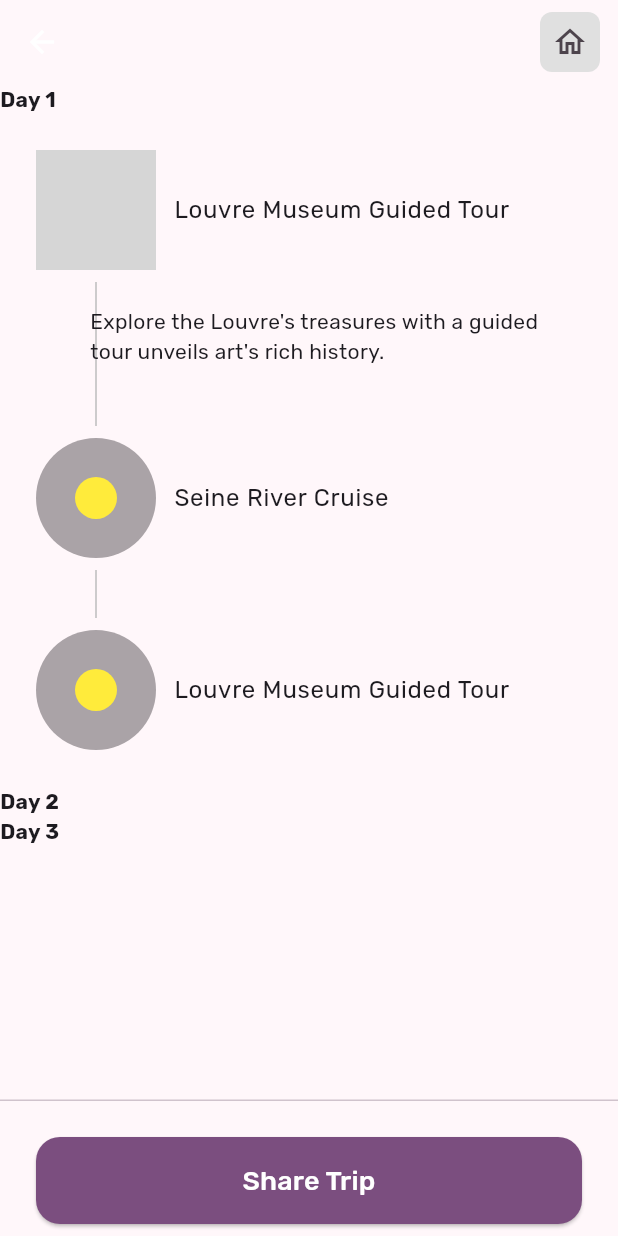
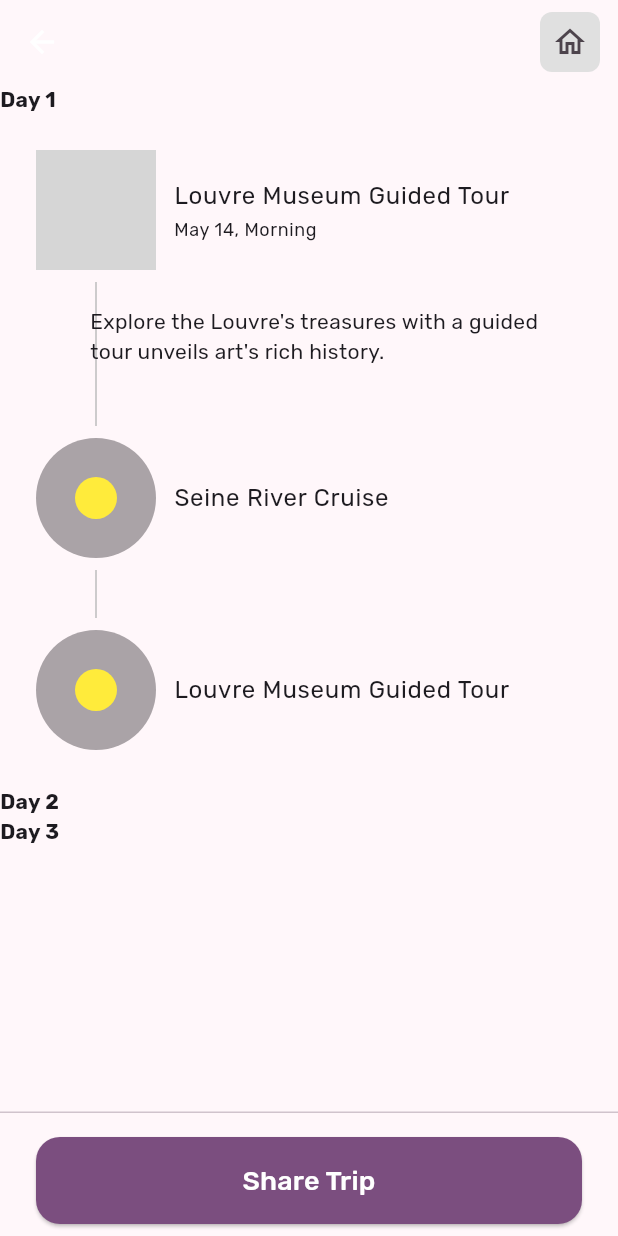
Before and after one commit to FirebaseExtended/compass-ai-travel-planning-sample-flutter, a Flutter app: the screen it shows after launch, swiped to page 4, on a phone screen of 412 x 824 dp. Run offline on Flutter 3.47's test engine with Material 3 defaults, Android fonts, the phone set to English and light mode, and no system bars; our stand-ins replace flutter_animate, google_fonts; network calls fail; grey boxes are pictures that could not be loaded.

Commit message:
tweaked some of the stepper icons

```diff
--- a/lib/screens/ai/detailed_itinerary.dart
+++ b/lib/screens/ai/detailed_itinerary.dart
@@ -23,7 +23,7 @@ class _DetailedItineraryState extends State<DetailedItinerary> {
             const DayTitle(title: 'Day 1'),
             Stepper(
               controlsBuilder: (context, details) {
-                return Container();
+                return const SizedBox.shrink();
               },
               stepIconWidth: 80,
               stepIconHeight: 80,
@@ -31,8 +31,8 @@ class _DetailedItineraryState extends State<DetailedItinerary> {
               stepIconBuilder: (stepIndex, stepState) {
                 if (stepIndex == activeStep) {
                   return Container(
-                    width: 100,
-                    height: 100,
+                    width: 80,
+                    height: 80,
                     decoration: const BoxDecoration(
                       borderRadius: BorderRadius.all(
                         Radius.circular(4),
@@ -45,7 +45,6 @@ class _DetailedItineraryState extends State<DetailedItinerary> {
                     ),
                   );
                 }
-
                 return Container(
                   width: 28,
                   height: 28,
@@ -63,6 +62,7 @@ class _DetailedItineraryState extends State<DetailedItinerary> {
               steps: const [
                 Step(
                   title: Text('Louvre Museum Guided Tour'),
+                  subtitle: Text('May 14, Morning'),
                   content: Text(
                       "Explore the Louvre's treasures with a guided tour unveils art's rich history."),
                 ),
@@ -89,7 +89,7 @@ class _DetailedItineraryState extends State<DetailedItinerary> {
                 border: Border(
                     top: BorderSide(
                         color: Theme.of(context).colorScheme.outlineVariant))),
-            padding: const EdgeInsets.fromLTRB(24, 24, 24, 8),
+            padding: const EdgeInsets.fromLTRB(24, 16, 24, 8),
             child: ElevatedButton(
               onPressed: () {},
               style: ButtonStyle(
```
